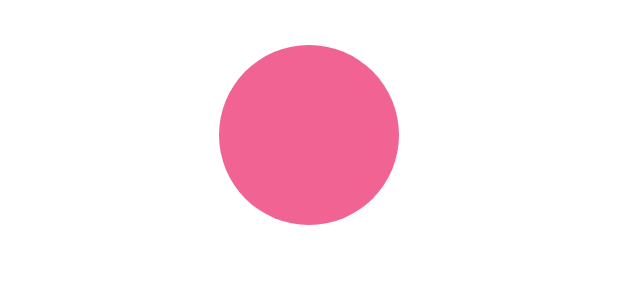
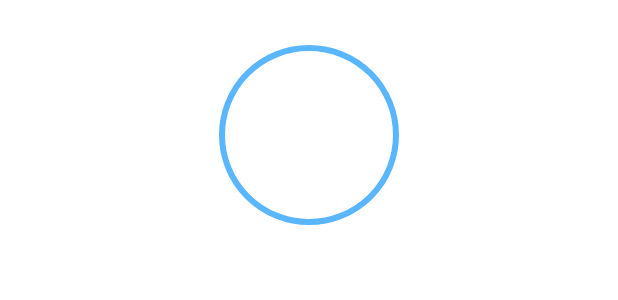
Before and after one commit to chamoosng/HometrainingApp, an Android app: the layout layout_widget.xml on its own in the app's theme, with its tools: preview values and no code run, on a phone screen of 412 x 824 dp. Shown: the top 300 px of the screen. Run offline under Robolectric (Android 15) with nearby library versions, the phone set to English and light mode, and no system bars.

Commit message:
mini timer ui update

```diff
--- a/HealthMyself_git/app/src/main/res/drawable-v24/back_circle.xml
+++ b/HealthMyself_git/app/src/main/res/drawable-v24/back_circle.xml
@@ -4,7 +4,9 @@
     android:shape="oval">
 
     <solid
-        android:color="#B0E91E63"/>
+        android:color="#97FFFFFF"/>
+
+    <stroke android:color="@color/pastel_blue" android:width="4dp"/>
 
     <size
         android:width="120dp"
--- a/HealthMyself_git/app/src/main/res/drawable-v24/end_circle.xml
+++ b/HealthMyself_git/app/src/main/res/drawable-v24/end_circle.xml
@@ -4,7 +4,9 @@
     android:shape="oval">
 
     <solid
-        android:color="#B0DDF458"/>
+        android:color="#97FFFFFF"/>
+
+    <stroke android:color="#FF59AF" android:width="4dp"/>
 
     <size
         android:width="120dp"
--- a/HealthMyself_git/app/src/main/res/layout/fragment_main_home.xml
+++ b/HealthMyself_git/app/src/main/res/layout/fragment_main_home.xml
@@ -141,7 +141,7 @@
             android:layout_gravity="center|bottom"
             android:max="100"
             android:progress="0"
-            android:progressTint="#59B6FF"
+            android:progressTint="@color/pastel_blue"
             tools:layout_editor_absoluteX="141dp"
             tools:layout_editor_absoluteY="56dp" />
 
--- a/HealthMyself_git/app/src/main/res/layout/layout_widget.xml
+++ b/HealthMyself_git/app/src/main/res/layout/layout_widget.xml
@@ -9,17 +9,21 @@
         android:layout_height="wrap_content"
         android:layout_centerHorizontal="true"
         android:layout_margin="30dp">
+
         <TextView
             android:id="@+id/text_widget"
             android:layout_width="120dp"
             android:layout_height="120dp"
+            android:background="@drawable/back_circle"
+            android:gravity="center"
+            android:text=""
+            android:textColor="#040303"
             android:textSize="22dp"
-            android:text=""
-            android:textStyle="bold"
-            android:gravity="center"
-            android:textColor="#ffffff"
-            android:background="@drawable/back_circle"
-            />
+            android:textStyle="bold"/>
+
+
     </RelativeLayout>
 
+
+
 </RelativeLayout>
```
